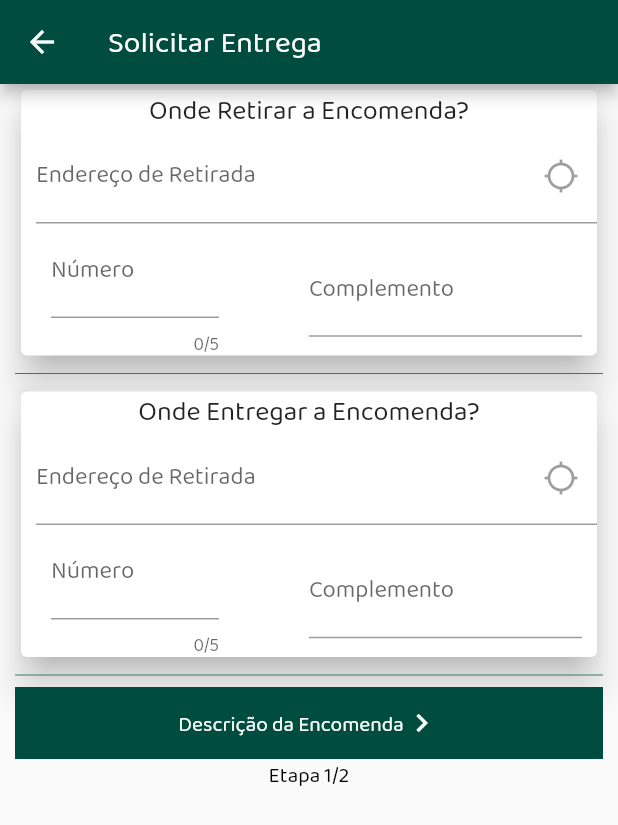
After one commit to BeneBr/carregaiApp2, a Flutter app: the Demands screen opened directly, on a phone screen of 412 x 824 dp. The commit adds this screen. Shown: the top 825 px of the screen. Run offline on Flutter 3.47's test engine with Material 2 defaults, Android fonts, the phone set to English and light mode, and no system bars; our stand-ins replace connectivity, email_validator, flutter_masked_text, image_picker; missing offline and left inert: cpf_cnpj_validator.

Commit message:
Pagina de Demandas de Entrga

```diff
--- a/lib/Controllers/UserController.dart
+++ b/lib/Controllers/UserController.dart
@@ -3,7 +3,7 @@ import 'package:http/http.dart' as http;
 import 'package:carregaai/Models/UserModel/UserModel.dart';
 import 'dart:convert';
 
-String url = "http://192.168.0.103:8080";
+String url = "http://192.168.0.106:8080";
 
 void realizarCadastro(Map<String, dynamic> user, String password, UserModel model, Function cadastroResult, BuildContext context) async {
   model.setCarregando(true);
@@ -53,6 +53,7 @@ void login(String cpfCnpj, String password, UserModel model, Function loginResul
       body: jsonEncode(body),
     );
     var responseDecoded = jsonDecode(response.body);
+    print(response.body);
     if(response.statusCode == 200){
       model.setToken(responseDecoded['token']);
       model.setNomeRazao(responseDecoded['user']['nomeRazao']);
--- /dev/null
+++ b/lib/Pages/Demands/addresses.dart
@@ -0,0 +1,143 @@
+import 'package:flutter/material.dart';
+
+class Demands extends StatefulWidget {
+  @override
+  _DemandsState createState() => _DemandsState();
+}
+
+class _DemandsState extends State<Demands> {
+  @override
+  Widget build(BuildContext context) {
+    TextEditingController _enderecOrigem = TextEditingController();
+    TextEditingController _nrOrigem = TextEditingController();
+    TextEditingController _complementoOrigem = TextEditingController();
+    TextEditingController _enderecDestino = TextEditingController();
+    TextEditingController _nrDestino = TextEditingController();
+    TextEditingController _complementoDestino = TextEditingController();
+
+    return Scaffold(
+      appBar: AppBar(
+        title: Text("Solicitar Entrega"),
+      ),
+      body: SingleChildScrollView(
+        padding: EdgeInsets.only(left:10, right: 10),
+        child: Column(
+         children: <Widget>[
+           locations("Onde Retirar a Encomenda?",_enderecOrigem, _nrOrigem, _complementoOrigem),
+           Divider(),
+           locations("Onde Entregar a Encomenda?",_enderecDestino, _nrDestino, _complementoDestino),
+           Divider(),
+           Container(
+            color: Theme.of(context).primaryColor,
+            width: double.infinity,
+            child: FlatButton(
+              child: Row(
+                mainAxisAlignment: MainAxisAlignment.center,
+                children: <Widget>[
+                  Text("Descrição da Encomenda", style: TextStyle(color: Colors.white),),
+                  Icon(Icons.navigate_next, color: Colors.white,),
+                ],
+              ),
+                onPressed: () => null,
+            ),
+          ),
+          Text("Etapa 1/2", style: TextStyle(color: Colors.black),),
+         ],
+        ),
+      )
+    );
+  }
+
+  Widget locations(texto,TextEditingController endereco,nr,complemento){
+    return (
+      Card(
+           elevation: 10.0,
+           child: Form(
+             child: Column(
+               children: <Widget>[
+                Text(texto,style: TextStyle(fontSize: 18)),
+                Container(
+                  padding: EdgeInsets.only(left: 10),
+                  child: TextFormField(
+                    enableInteractiveSelection: false,
+                    keyboardType: TextInputType.text,
+                    controller: endereco,
+                    decoration: InputDecoration(
+                      suffixIcon: IconButton(icon: Icon(Icons.location_searching), onPressed: null),
+                      labelText: "Endereço de Retirada",
+                      hintText: "Rua Liberdade, Itaqui ou CEP"
+                    ),
+                    onTap: (){
+                      searcAddress(endereco, context);
+                    },
+                  ),
+                ),
+                Row(
+                  children: <Widget>[
+                    Expanded(
+                      flex: 2,
+                      child: Container(
+                        margin: EdgeInsets.only(right: 60, left: 20),
+                        child: TextFormField(
+                          maxLength: 5,
+                          keyboardType: TextInputType.number,
+                          controller: nr,
+                          decoration: InputDecoration(
+                            labelText: "Número",
+                          ),
+                        ),
+                      ),
+                    ),
+                    Expanded(
+                      flex: 2,
+                      child: Container(
+                        padding: EdgeInsets.only(right: 10),
+                        child: TextFormField(
+                          keyboardType: TextInputType.text,
+                          controller: complemento,
+                          decoration: InputDecoration(
+                            labelText: "Complemento",
+                            hintText: "Fundos, apt 201"
+                          ),
+                        ),
+                      ),
+                    ),
+                  ],
+                )
+               ],
+             ),
+           ),
+         )
+    );
+  }
+
+  Future<void> searcAddress(TextEditingController controller, BuildContext context){
+    return showDialog(
+      barrierDismissible: false,
+      context: context,
+      builder: (context){
+        return AlertDialog(
+          title: TextField(
+            decoration: InputDecoration(
+              labelText: "Rua Liberdade, Itaqui ou CEP"
+            ),
+            controller: controller,
+          ),
+          content: SingleChildScrollView(
+
+          ),
+          actions: <Widget>[
+            FlatButton(
+              color: Theme.of(context).primaryColor,
+              child: Text("Ok"),
+              onPressed: (){
+
+                Navigator.of(context).pop();
+              },
+            ),
+          ],
+        );
+      }
+    );
+  }
+}
--- a/lib/main.dart
+++ b/lib/main.dart
@@ -25,6 +25,9 @@ Future<void> main() async {
           iconTheme: IconThemeData(
             color: Color.fromRGBO(0, 37, 26, 1),
           ),
+          floatingActionButtonTheme: FloatingActionButtonThemeData(
+            backgroundColor: Color.fromRGBO(57, 121, 107, 1),
+          ),
         ),
         home: TabbedBar(),
       )
```
Also changed, not shown: lib/Pages/HomePage/HomePage.dart (+12 -3 lines), 3 other files.
